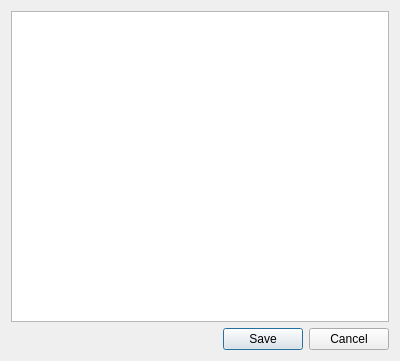
This is src/vogleditor/vogleditor_qsettingsdialog.ui in ValveSoftware/vogl as Qt 5 draws it before an edit. The edited form follows.
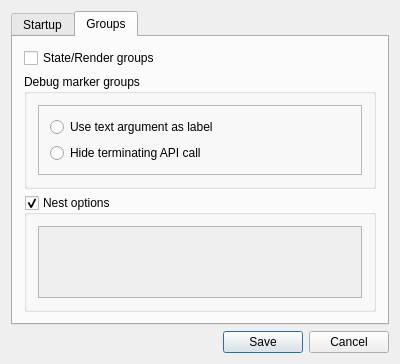
This is the edited form.

Commit message: UI: Add tabs and groups to settings dialog

The edit to the form file:
```diff
--- a/src/vogleditor/vogleditor_qsettingsdialog.ui
+++ b/src/vogleditor/vogleditor_qsettingsdialog.ui
@@ -15,7 +15,106 @@
   </property>
   <layout class="QVBoxLayout" name="verticalLayout">
    <item>
-    <widget class="QTextEdit" name="textEdit"/>
+    <widget class="QTabWidget" name="tabWidget">
+     <property name="currentIndex">
+      <number>1</number>
+     </property>
+     <widget class="QWidget" name="tab">
+      <attribute name="title">
+       <string>Startup</string>
+      </attribute>
+      <layout class="QVBoxLayout" name="verticalLayout_2">
+       <item>
+        <widget class="QTextEdit" name="textEdit"/>
+       </item>
+      </layout>
+     </widget>
+     <widget class="QWidget" name="tabGroups">
+      <attribute name="title">
+       <string>Groups</string>
+      </attribute>
+      <layout class="QVBoxLayout" name="verticalLayout_tabGroups">
+       <item>
+        <widget class="QCheckBox" name="checkboxStateRender">
+         <property name="text">
+          <string>State/Render groups</string>
+         </property>
+        </widget>
+       </item>
+       <item>
+        <widget class="QGroupBox" name="groupboxDebugMarker">
+         <property name="title">
+          <string>Debug marker groups</string>
+         </property>
+         <layout class="QVBoxLayout" name="vLayout_groupboxDebugMarker">
+          <item>
+           <widget class="QFrame" name="frame">
+            <property name="frameShape">
+             <enum>QFrame::StyledPanel</enum>
+            </property>
+            <property name="frameShadow">
+             <enum>QFrame::Raised</enum>
+            </property>
+            <layout class="QVBoxLayout" name="verticalLayout_3">
+             <item>
+              <widget class="QRadioButton" name="radiobuttonDebugMarkerNameOption">
+               <property name="text">
+                <string>Use text argument as label</string>
+               </property>
+               <property name="autoExclusive">
+                <bool>false</bool>
+               </property>
+              </widget>
+             </item>
+             <item>
+              <widget class="QRadioButton" name="radiobuttonDebugMarkerOmitOption">
+               <property name="text">
+                <string>Hide terminating API call</string>
+               </property>
+               <property name="autoExclusive">
+                <bool>false</bool>
+               </property>
+              </widget>
+             </item>
+            </layout>
+           </widget>
+          </item>
+         </layout>
+        </widget>
+       </item>
+       <item>
+        <widget class="QGroupBox" name="groupboxNestOptions">
+         <property name="title">
+          <string>Nest options</string>
+         </property>
+         <property name="checkable">
+          <bool>true</bool>
+         </property>
+         <layout class="QVBoxLayout" name="vLayout_groupboxNestOptions">
+          <item>
+           <widget class="QScrollArea" name="scrollArea">
+            <property name="widgetResizable">
+             <bool>true</bool>
+            </property>
+            <widget class="QWidget" name="scrollAreaWidgetContents">
+             <property name="geometry">
+              <rect>
+               <x>0</x>
+               <y>0</y>
+               <width>334</width>
+               <height>87</height>
+              </rect>
+             </property>
+             <layout class="QVBoxLayout" name="vLayout_groupboxNestOptionsScrollarea"/>
+            </widget>
+           </widget>
+          </item>
+         </layout>
+        </widget>
+       </item>
+      </layout>
+     </widget>
+    </widget>
    </item>
    <item>
     <widget class="QDialogButtonBox" name="buttonBox">
@@ -29,6 +128,7 @@
    </item>
   </layout>
  </widget>
+ <layoutdefault spacing="6" margin="11"/>
  <resources/>
  <connections>
   <connection>
```
The commit also changes 10 other files.
